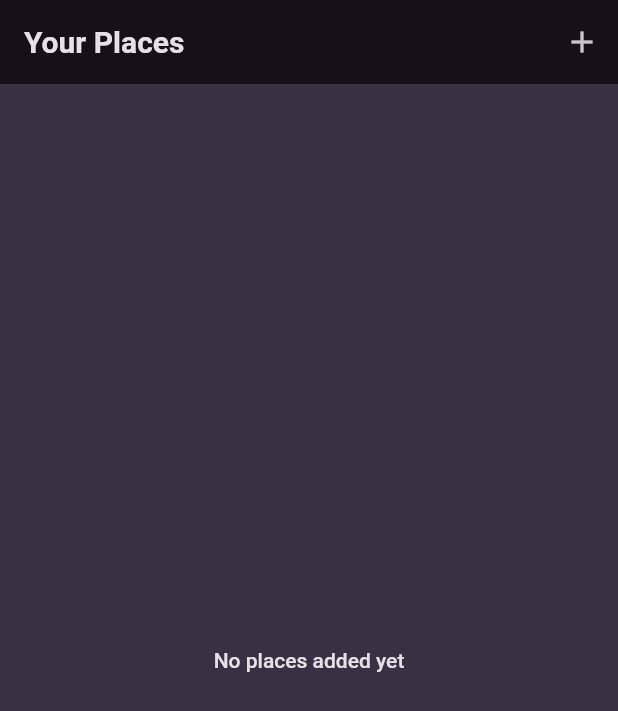
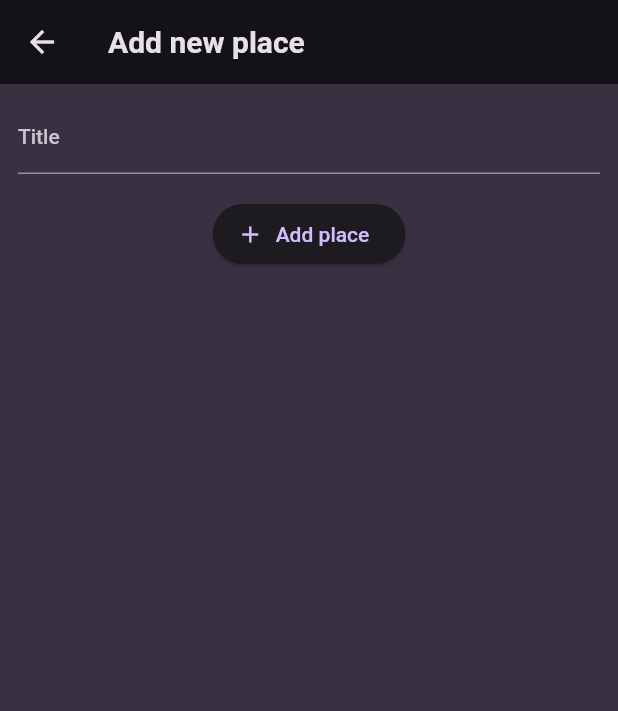
Before and after one commit to mlnbk/favorite_places, a Flutter app: the screen it shows after launch, after a tap on the "add" icon, on a phone screen of 412 x 824 dp. Shown: the top 711 px of the screen. Run offline on Flutter 3.47's test engine with Material 2 defaults, Android fonts, the phone set to English and light mode, and no system bars; our stand-ins replace google_fonts.

Commit message:
feat: add Add Place screen

```diff
--- /dev/null
+++ b/lib/screens/add_place.dart
@@ -0,0 +1,49 @@
+import 'package:flutter/material.dart';
+
+class AddPlaceScreen extends StatefulWidget {
+  const AddPlaceScreen({super.key});
+
+  @override
+  State<StatefulWidget> createState() {
+    return _AddPlaceScreenState();
+  }
+}
+
+class _AddPlaceScreenState extends State<AddPlaceScreen> {
+  final _titleController = TextEditingController();
+  @override
+  void dispose() {
+    _titleController.dispose();
+    super.dispose();
+  }
+
+  @override
+  Widget build(BuildContext context) {
+    return Scaffold(
+      appBar: AppBar(
+        title: const Text('Add new place'),
+      ),
+      body: SingleChildScrollView(
+        padding: const EdgeInsets.all(12),
+        child: Column(
+          children: [
+            TextField(
+              controller: _titleController,
+              decoration: const InputDecoration(
+                label: Text('Title'),
+              ),
+              style:
+                  TextStyle(color: Theme.of(context).colorScheme.onBackground),
+            ),
+            const SizedBox(height: 16),
+            ElevatedButton.icon(
+              onPressed: () {},
+              icon: const Icon(Icons.add),
+              label: const Text('Add place'),
+            )
+          ],
+        ),
+      ),
+    );
+  }
+}
--- a/lib/screens/places.dart
+++ b/lib/screens/places.dart
@@ -1,3 +1,4 @@
+import 'package:favorite_places/screens/add_place.dart';
 import 'package:favorite_places/widgets/places_list.dart';
 import 'package:flutter/material.dart';
 
@@ -11,7 +12,10 @@ class PlacesScreen extends StatelessWidget {
         title: const Text('Your Places'),
         actions: [
           IconButton(
-            onPressed: () {},
+            onPressed: () {
+              Navigator.of(context).push(MaterialPageRoute(
+                  builder: (context) => const AddPlaceScreen()));
+            },
             icon: const Icon(Icons.add),
           ),
         ],
```
